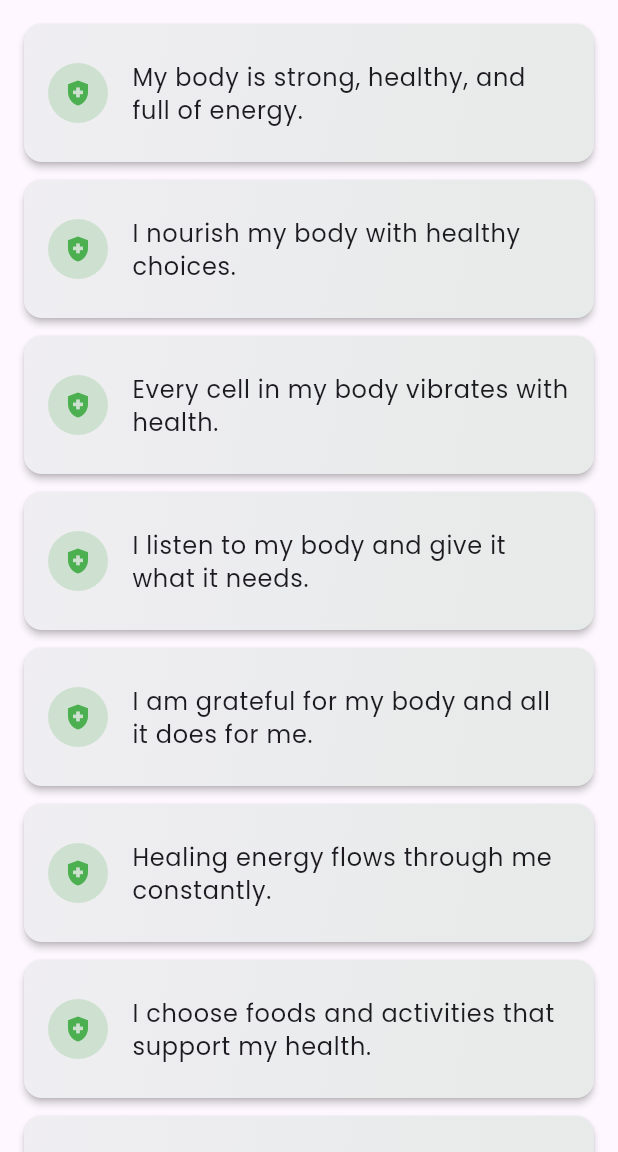
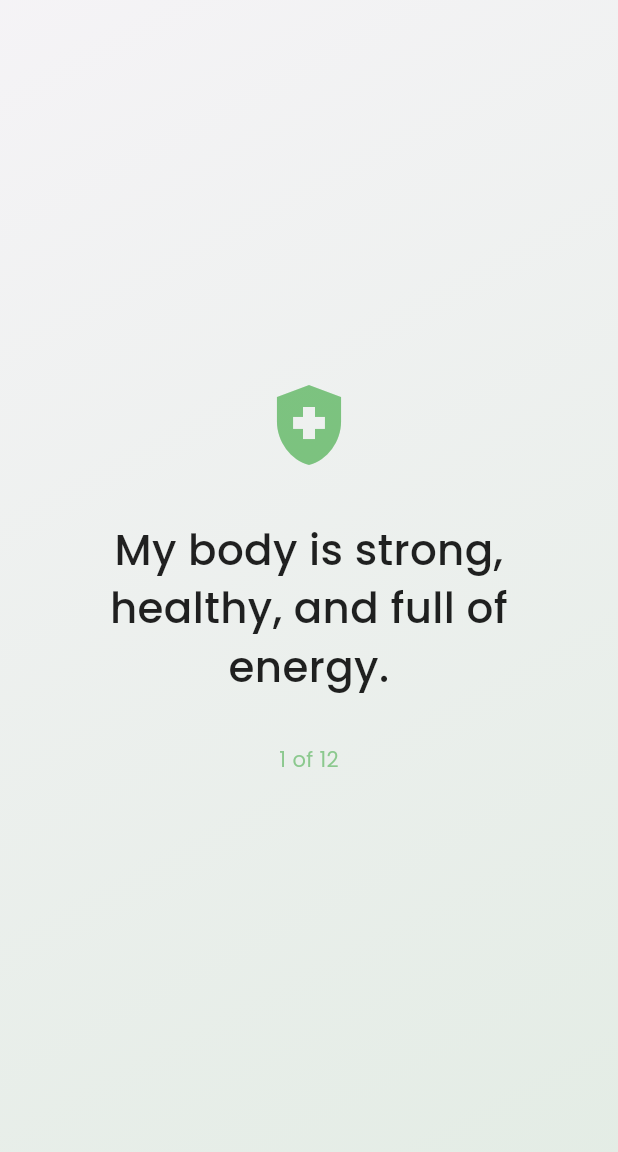
Before and after one commit to marksev/affirmation3, a Flutter app: the screen it shows after launch, after a tap on "Health", on a phone screen of 412 x 824 dp, the part 84-1236 px from its top. Run offline on Flutter 3.47's test engine with Material 3 defaults, Android fonts, the phone set to English and light mode, and no system bars; our stand-ins replace google_fonts.

Commit message:
Implement TikTok/Reels-style vertical swipe navigation for affirmations
Co-authored-by: marksev <33703765+marksev@users.noreply.github.com>

```diff
--- a/lib/main.dart
+++ b/lib/main.dart
@@ -391,42 +391,55 @@ class AffirmationsScreen extends StatelessWidget {
         backgroundColor: category.color.withOpacity(0.1),
         foregroundColor: category.color,
       ),
-      body: ListView.builder(
-        padding: const EdgeInsets.all(16.0),
+      body: PageView.builder(
+        scrollDirection: Axis.vertical,
         itemCount: affirmations.length,
         itemBuilder: (context, index) {
-          return Card(
-            margin: const EdgeInsets.only(bottom: 12),
-            elevation: 2,
-            child: Container(
+          return Container(
+            width: double.infinity,
+            height: double.infinity,
             decoration: BoxDecoration(
-                borderRadius: BorderRadius.circular(12),
               gradient: LinearGradient(
                 begin: Alignment.topLeft,
                 end: Alignment.bottomRight,
                 colors: [
                   category.color.withOpacity(0.05),
-                    category.color.withOpacity(0.1),
+                  category.color.withOpacity(0.15),
                 ],
               ),
             ),
-              child: ListTile(
-                contentPadding: const EdgeInsets.all(16),
-                leading: CircleAvatar(
-                  backgroundColor: category.color.withOpacity(0.2),
-                  child: Icon(
+            child: SafeArea(
+              child: Padding(
+                padding: const EdgeInsets.all(32.0),
+                child: Column(
+                  mainAxisAlignment: MainAxisAlignment.center,
+                  children: [
+                    Icon(
                       category.icon,
-                    color: category.color,
-                    size: 20,
+                      size: 64,
+                      color: category.color.withOpacity(0.7),
+                    ),
+                    const SizedBox(height: 32),
+                    Text(
+                      affirmations[index],
+                      style: GoogleFonts.poppins(
+                        fontSize: 28,
+                        fontWeight: FontWeight.w500,
+                        height: 1.4,
+                        color: Colors.black87,
+                      ),
+                      textAlign: TextAlign.center,
+                    ),
+                    const SizedBox(height: 32),
+                    Text(
+                      '${index + 1} of ${affirmations.length}',
+                      style: GoogleFonts.poppins(
+                        fontSize: 14,
+                        fontWeight: FontWeight.w400,
+                        color: category.color.withOpacity(0.6),
                       ),
                     ),
-                title: Text(
-                  affirmations[index],
-                  style: GoogleFonts.poppins(
-                    fontSize: 16,
-                    fontWeight: FontWeight.w400,
-                    height: 1.4,
-                  ),
+                  ],
                 ),
               ),
             ),
```
Lines whose indentation alone changed are shown as unchanged.
